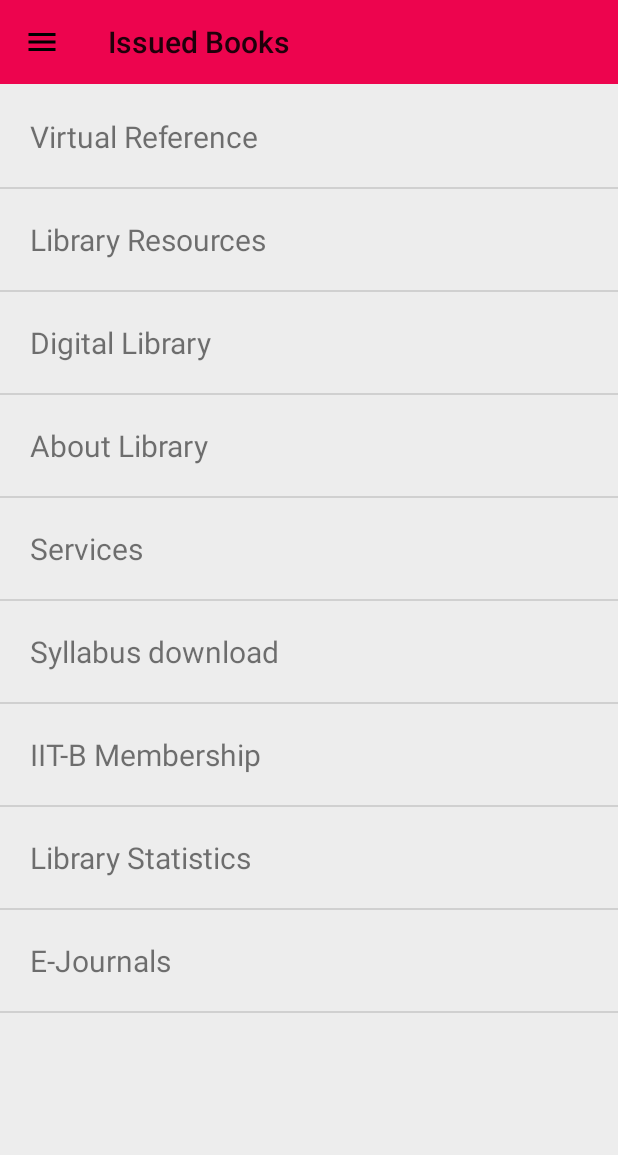
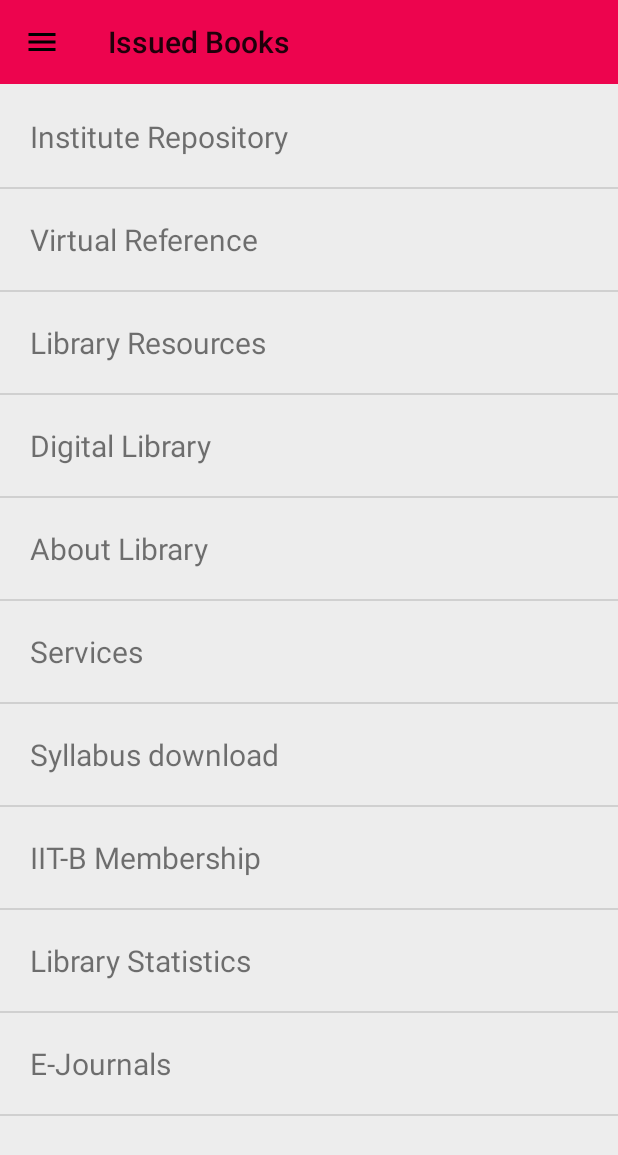
Before and after one commit to RishabhBhatnagar/MyLibApp, an Android app: the fragment LibExtrasFragment placed in its activity, on a phone screen of 412 x 824 dp. Shown: the top 1155 px of the screen. Run offline under Robolectric (Android 15) with nearby library versions, the light colour scheme and no system bars; network calls fail.

Commit message:
added institute repo link, changed name of extras, suggestion box added.

```diff
--- a/app/src/main/java/org/sfitengg/library/mylibapp/nav_drawer_fragments/LibExtrasFragment.java
+++ b/app/src/main/java/org/sfitengg/library/mylibapp/nav_drawer_fragments/LibExtrasFragment.java
@@ -54,6 +54,7 @@
     }
 
     private void initialiseUrlNames(List<Url> dataSet) {
+        dataSet.add(new Url("http://sfitengg.org/library_inst_repo.php", "Institute Repository"));
         dataSet.add(new Url("http://www.sfitengg.org/library_virt_ref.php", "Virtual Reference"));
         dataSet.add(new Url("http://www.sfitengg.org/library_resources.php", "Library Resources"));
         dataSet.add(new Url("http://www.sfitengg.org/library_digital.php", "Digital Library"));
--- /dev/null
+++ b/app/src/main/res/drawable/suggestion_box.xml
@@ -0,0 +1,9 @@
+<vector xmlns:android="http://schemas.android.com/apk/res/android"
+        android:width="24dp"
+        android:height="24dp"
+        android:viewportWidth="24.0"
+        android:viewportHeight="24.0">
+    <path
+        android:fillColor="#FF000000"
+        android:pathData="M19,3h-4.18C14.4,1.84 13.3,1 12,1c-1.3,0 -2.4,0.84 -2.82,2L5,3c-1.1,0 -2,0.9 -2,2v14c0,1.1 0.9,2 2,2h14c1.1,0 2,-0.9 2,-2L21,5c0,-1.1 -0.9,-2 -2,-2zM12,3c0.55,0 1,0.45 1,1s-0.45,1 -1,1 -1,-0.45 -1,-1 0.45,-1 1,-1zM14,17L7,17v-2h7v2zM17,13L7,13v-2h10v2zM17,9L7,9L7,7h10v2z"/>
+</vector>
--- a/app/src/main/res/menu/drawer_view.xml
+++ b/app/src/main/res/menu/drawer_view.xml
@@ -9,7 +9,7 @@
         <item
             android:id="@+id/frag_lib_extras"
             android:icon="@drawable/ic_books"
-            android:title="Library Extras"/>
+            android:title="Supplementary Information"/>
 
         <item
             android:id="@+id/frag_faq"
@@ -20,11 +20,13 @@
             android:id="@+id/frag_about"
             android:icon="@drawable/ic_group"
             android:title="About The Developers"/>
-
+        <item
+            android:id="@+id/option_feedback"
+            android:icon="@drawable/suggestion_box"
+            android:title="Suggestion Box" />
         <item
             android:id="@+id/option_sign_out"
             android:icon="@drawable/ic_logout"
             android:title="Sign Out"/>
-
     </group>
 </menu>
```
Also changed, not shown: app/src/main/java/org/sfitengg/library/mylibapp/MainActivity.java (+26 -12 lines).
